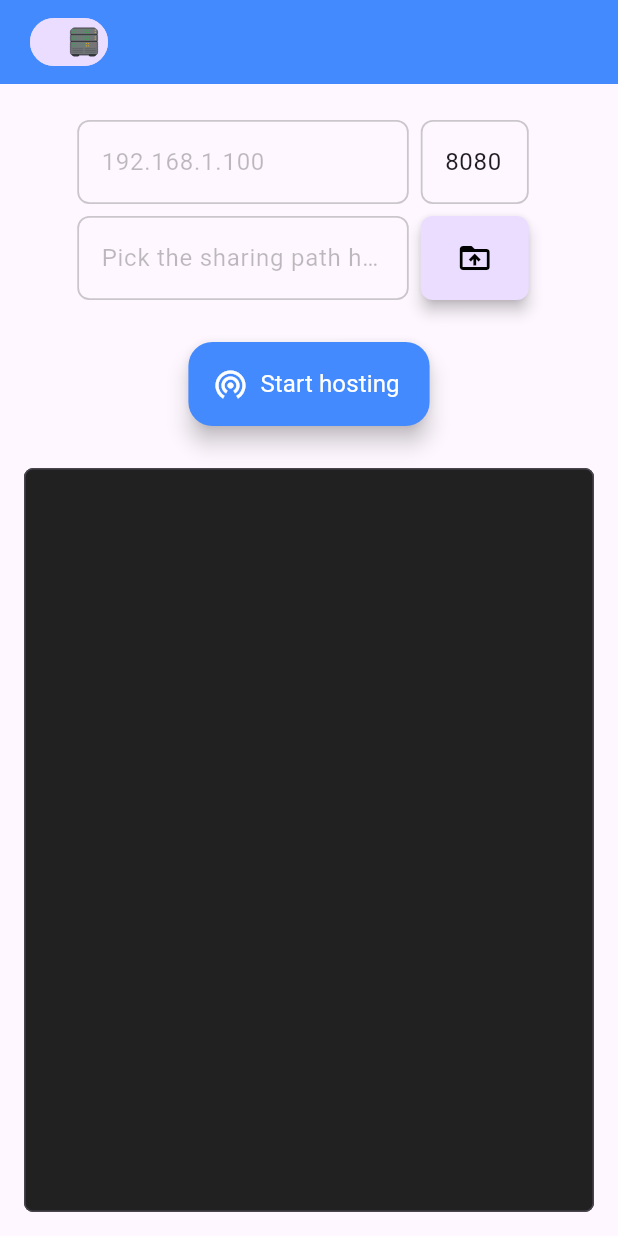
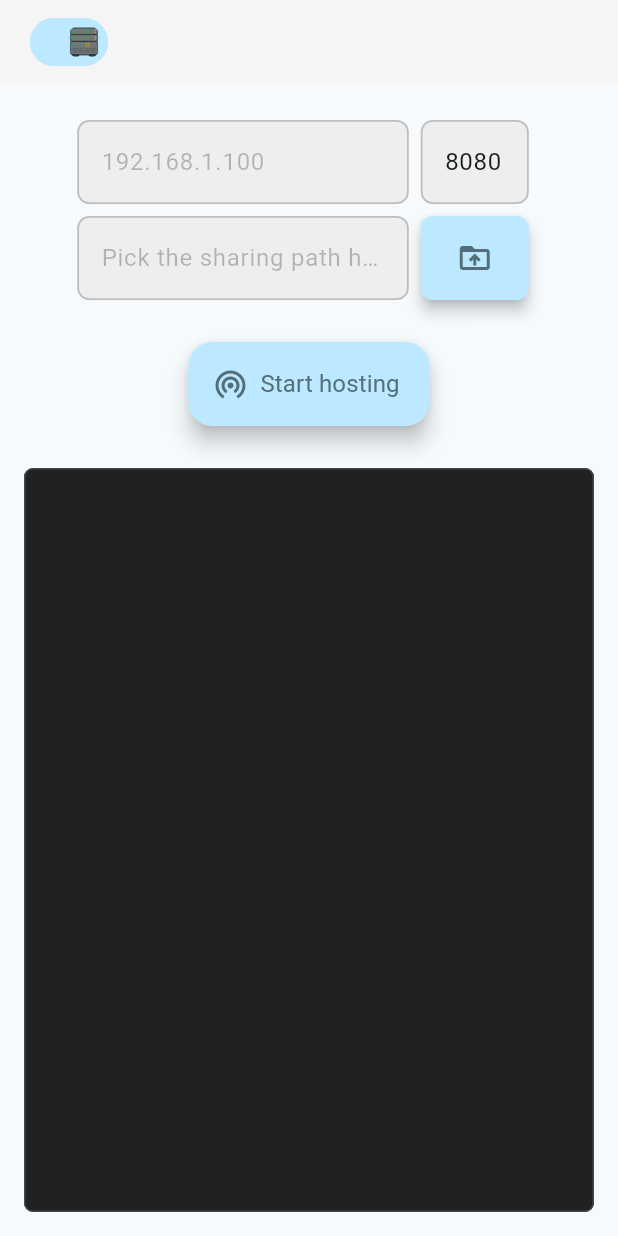
Before and after one commit to huynguyennovem/netshare, a Flutter app: the ServerWidget screen opened by its route, on a phone screen of 412 x 824 dp. Run offline on Flutter 3.47's test engine with Material 2 defaults, Android fonts, the phone set to English and light mode, and no system bars; our stand-ins replace dartz, device_info_plus, equatable, file_picker, get_it, go_router and 10 more; missing offline and left inert: android_path_provider, desktop_drop, flutter_downloader, network_info_plus, open_dir, qr_code_scanner and 2 more; accounts and stored records are empty; network calls fail.

Commit message:
Fixes #46: Refactor UI theme
Signed-off-by: huynguyennovem <huynguyennovem@gmail.com>

```diff
--- a/lib/config/styles.dart
+++ b/lib/config/styles.dart
@@ -1,15 +1,22 @@
 import 'package:flutter/material.dart';
+
+const seedColor = Color(0xFF78909C);
+const backgroundColor = Color(0xFFF5F5F5);
+const textIconButtonColor = Color(0xFF546E7A);
+const textIconButtonColorActivated = Color(0xFFFFFFFF);
+const disabledButtonColor = Color(0xFFB0BEC5);
+const textFieldBackgroundColor = Color(0xFFEEEEEE);
 
 class CommonTextStyle {
   static const textStyleNormal = TextStyle(
-    color: Colors.black54,
+    color: textIconButtonColor,
     fontSize: 16.0,
     fontStyle: FontStyle.normal,
     fontWeight: FontWeight.normal,
   );
 
   static const textStyleAppbar = TextStyle(
-    color: Colors.white,
+    color: textIconButtonColor,
     fontSize: 20.0,
     fontStyle: FontStyle.normal,
     fontWeight: FontWeight.normal,
--- a/lib/main.dart
+++ b/lib/main.dart
@@ -1,5 +1,6 @@
 import 'package:flutter/material.dart';
 import 'package:go_router/go_router.dart';
+import 'package:netshare/config/styles.dart';
 import 'package:netshare/di/di.dart';
 import 'package:netshare/plugin_management/plugins.dart';
 import 'package:netshare/provider/connection_provider.dart';
@@ -96,8 +97,8 @@ class MyApp extends StatelessWidget {
         title: 'NetShare',
         theme: ThemeData(
           useMaterial3: true,
-          appBarTheme: const AppBarTheme(color: Colors.blueAccent),
-          iconButtonTheme: IconButtonThemeData(style: ButtonStyle(iconColor: MaterialStateProperty.all(Colors.white))),
+          appBarTheme: const AppBarTheme(color: backgroundColor),
+          colorScheme: ColorScheme.fromSeed(seedColor: seedColor, background: backgroundColor),
         ),
         routerConfig: _router,
       ),
--- a/lib/ui/common_view/address_field_widget.dart
+++ b/lib/ui/common_view/address_field_widget.dart
@@ -3,6 +3,7 @@ import 'package:flutter/material.dart';
 class AddressFieldWidget extends StatelessWidget {
   final TextEditingController ipTextController;
   final TextEditingController portTextController;
+  final Color? backgroundColor;
 
   final bool? isEnableIP;
   final bool? isEnablePort;
@@ -13,6 +14,7 @@ class AddressFieldWidget extends StatelessWidget {
     required this.portTextController,
     this.isEnableIP,
     this.isEnablePort,
+    this.backgroundColor,
   }) : super(key: key);
 
   @override
@@ -35,6 +37,8 @@ class AddressFieldWidget extends StatelessWidget {
                 borderSide: BorderSide(color: Colors.black12.withOpacity(0.2), width: 1.2),
                 borderRadius: const BorderRadius.all(Radius.circular(8.0)),
               ),
+              filled: backgroundColor != null,
+              fillColor: backgroundColor,
             ),
           ),
         ),
@@ -58,6 +62,8 @@ class AddressFieldWidget extends StatelessWidget {
                 borderSide: BorderSide(color: Colors.black12.withOpacity(0.2), width: 1.2),
                 borderRadius: const BorderRadius.all(Radius.circular(8.0)),
               ),
+              filled: backgroundColor != null,
+              fillColor: backgroundColor,
             ),
           ),
         ),
--- a/lib/ui/list_file/list_shared_files_widget.dart
+++ b/lib/ui/list_file/list_shared_files_widget.dart
@@ -28,7 +28,7 @@ class _ListSharedFilesState extends State<ListSharedFiles> {
           margin: const EdgeInsets.symmetric(vertical: 8.0),
           child: Column(
             children: [
-              _buildHeader(),
+              files.isNotEmpty ? _buildHeader() : const SizedBox.shrink(),
               const SizedBox(height: 8.0),
               Flexible(
                 child: files.isNotEmpty
@@ -79,7 +79,7 @@ class _ListSharedFilesState extends State<ListSharedFiles> {
           child: ElevatedButton(
             style: ButtonStyle(
               padding: MaterialStateProperty.all(EdgeInsets.zero),
-              backgroundColor: MaterialStateProperty.all<Color>(Colors.blue),
+              backgroundColor: MaterialStateProperty.all<Color>(Theme.of(context).colorScheme.primary),
               shape: MaterialStateProperty.all<RoundedRectangleBorder>(
                 RoundedRectangleBorder(
                   borderRadius: BorderRadius.circular(12.0),
--- a/lib/ui/server/server_widget.dart
+++ b/lib/ui/server/server_widget.dart
@@ -180,17 +180,17 @@ class _ServerWidgetState extends State<ServerWidget> {
           mainAxisAlignment: MainAxisAlignment.center,
           mainAxisSize: MainAxisSize.min,
           children: [
-            const Icon(Icons.circle, size: 12.0, color: Colors.red),
-            const SizedBox(width: 8.0),
             ValueListenableBuilder(
               valueListenable: _watchTimerValue,
               builder: (BuildContext context, String value, Widget? child) {
                 return Text(
                   value.isEmpty ? '00:00:00' : value,
-                  style: CommonTextStyle.textStyleNormal.copyWith(color: Colors.white),
+                  style: CommonTextStyle.textStyleNormal,
                 );
               },
             ),
+            const SizedBox(width: 8.0),
+            const Icon(Icons.circle, size: 12.0, color: Colors.red),
             const SizedBox(width: 16.0),
             QRMenuPopup(ipAddress: _ipTextController.text, port: _portTextController.text),
           ],
@@ -207,6 +207,7 @@ class _ServerWidgetState extends State<ServerWidget> {
           portTextController: _portTextController,
           isEnableIP: !isServerStarted,
           isEnablePort: !isServerStarted,
+          backgroundColor: textFieldBackgroundColor,
         ),
       ),
       UtilityFunctions.isDesktop ? const SizedBox(width: 80.0) : const SizedBox(width: 8.0),
@@ -232,6 +233,8 @@ class _ServerWidgetState extends State<ServerWidget> {
                     borderSide: BorderSide(color: Colors.black12.withOpacity(0.2), width: 1.2),
                     borderRadius: const BorderRadius.all(Radius.circular(8.0)),
                   ),
+                  filled: true,
+                  fillColor: textFieldBackgroundColor,
                 ),
               ),
             ),
@@ -251,7 +254,7 @@ class _ServerWidgetState extends State<ServerWidget> {
                 child: const SizedBox(
                   child: Icon(
                     Icons.drive_folder_upload,
-                    color: Colors.black,
+                    color: textIconButtonColor,
                   ),
                 ),
               ),
@@ -270,7 +273,7 @@ class _ServerWidgetState extends State<ServerWidget> {
                       child: const SizedBox(
                         child: Icon(
                           Icons.open_in_new,
-                          color: Colors.black,
+                          color: textIconButtonColor,
                         ),
                       ),
                     ),
@@ -281,15 +284,21 @@ class _ServerWidgetState extends State<ServerWidget> {
       );
 
   _buildStartHostingButton(isServerStarted) => FloatingActionButton.extended(
-        backgroundColor: isServerStarted ? Colors.redAccent : Colors.blueAccent,
+        backgroundColor: isServerStarted
+            ? Colors.redAccent
+            : Theme.of(context).colorScheme.primaryContainer,
         onPressed: () => _onClickStart(
           ipAddress: _ipTextController.text,
           port: int.parse(_portTextController.text),
         ),
-        icon: const Icon(Icons.wifi_tethering, color: Colors.white),
+        icon: Icon(Icons.wifi_tethering,
+            color: isServerStarted ? textIconButtonColorActivated : textIconButtonColor,
+        ),
         label: Text(
           isServerStarted ? 'Stop hosting' : 'Start hosting',
-          style: CommonTextStyle.textStyleNormal.copyWith(color: Colors.white),
+          style: CommonTextStyle.textStyleNormal.copyWith(
+            color: isServerStarted ? textIconButtonColorActivated : textIconButtonColor,
+          ),
         ),
       );
 
--- a/lib/util/extension.dart
+++ b/lib/util/extension.dart
@@ -1,5 +1,3 @@
-import 'dart:io';
-
 import 'package:flutter/material.dart';
 import 'package:netshare/config/constants.dart';
 import 'package:netshare/entity/download/download_state.dart';
```
Also changed, not shown: lib/ui/client/client_widget.dart (+21 -12 lines), lib/ui/client/connect_widget.dart (+7 -9 lines), lib/ui/client/navigation_widget.dart (+12 -26 lines), lib/ui/client/scan_qr_widget.dart (+6 -6 lines), lib/ui/send/send_widget.dart (+11 -7 lines).
